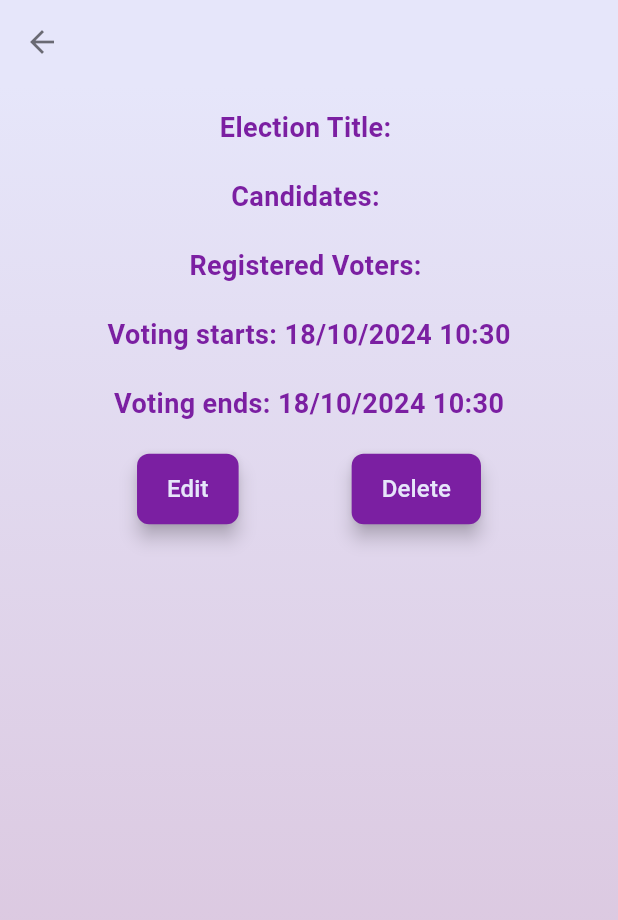
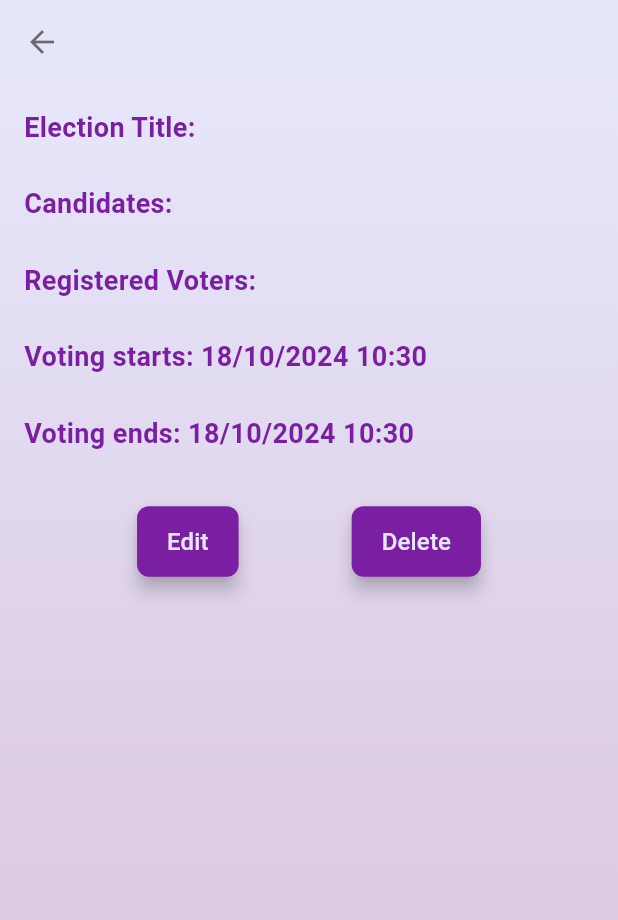
Before and after one commit to Atinuke-Manuels/Easy_Vote, a Flutter app: the ElectionDetailsScreen screen opened directly with empty values, on a phone screen of 412 x 824 dp. Shown: the top 920 px of the screen. Run offline on Flutter 3.47's test engine with Material 3 defaults, Android fonts, the phone set to English and light mode, and no system bars; our stand-ins replace cloud_firestore, firebase_auth, firebase_core, fl_chart, responsive_builder; accounts and stored records are empty; network calls fail.

```diff
--- a/lib/screens/mobile_screens/admin/election_details_screen.dart
+++ b/lib/screens/mobile_screens/admin/election_details_screen.dart
@@ -90,18 +90,18 @@ class ElectionDetailsScreen extends StatelessWidget {
           child: SingleChildScrollView(
             reverse: false,
             child: Column(
-              crossAxisAlignment: CrossAxisAlignment.center,
+              crossAxisAlignment: CrossAxisAlignment.start,
               children: [
                 Text('Election Title: ${election.title}', style: AppTextStyles.headingStyle(context)),
-                const SizedBox(height: 20),
+                const SizedBox(height: 25),
                 Text('Candidates: ${election.candidates.join(', ')}', style: AppTextStyles.headingStyle(context)),
-                const SizedBox(height: 20),
+                const SizedBox(height: 25),
                 Text('Registered Voters: ${election.registeredVoters.join(', ')}', style: AppTextStyles.headingStyle(context)),
-                const SizedBox(height: 20),
+                const SizedBox(height: 25),
                 Text('Voting starts: ${DateFormat('dd/MM/yyyy HH:mm').format(election.startDate)}', style: AppTextStyles.headingStyle(context)),
-                const SizedBox(height: 20),
+                const SizedBox(height: 25),
                 Text('Voting ends: ${DateFormat('dd/MM/yyyy HH:mm').format(election.endDate)}', style: AppTextStyles.headingStyle(context)),
-                const SizedBox(height: 20),
+                const SizedBox(height: 35),
                 Row(
                   mainAxisAlignment: MainAxisAlignment.spaceEvenly,
                   children: [
--- a/lib/screens/mobile_screens/auth/forgot_password_screen.dart
+++ b/lib/screens/mobile_screens/auth/forgot_password_screen.dart
@@ -82,7 +82,7 @@ class _ForgotPasswordScreenState extends State<ForgotPasswordScreen> {
         ),
         child: Center(
           child: Padding(
-            padding: EdgeInsets.only(top:60, right: MediaQuery.of(context).size.width* 0.1, left: MediaQuery.of(context).size.width* 0.1),
+            padding: EdgeInsets.only(top:60, right: MediaQuery.of(context).size.width* 0.025, left: MediaQuery.of(context).size.width* 0.025),
             child: SingleChildScrollView(
               child: Column(
                 mainAxisAlignment: MainAxisAlignment.center,
--- a/lib/screens/mobile_screens/auth/sign_up_screen.dart
+++ b/lib/screens/mobile_screens/auth/sign_up_screen.dart
@@ -131,7 +131,7 @@ class _SignUpScreenState extends State<SignUpScreen> {
             gradient: Provider.of<ThemeProvider>(context).backgroundGradient,
           ),
         child: Padding(
-          padding: EdgeInsets.only(top:60, right: MediaQuery.of(context).size.width* 0.1, left: MediaQuery.of(context).size.width* 0.1),
+          padding: EdgeInsets.only(top:60, right: MediaQuery.of(context).size.width* 0.025, left: MediaQuery.of(context).size.width* 0.025),
           child: SingleChildScrollView(
             reverse: false,
             child: Column(
--- a/lib/screens/mobile_screens/voter/results_screen.dart
+++ b/lib/screens/mobile_screens/voter/results_screen.dart
@@ -22,7 +22,7 @@ class ResultsScreen extends StatelessWidget {
         backgroundColor: Theme.of(context).colorScheme.onPrimaryFixed,
         elevation: 0,),
       body: Container(
-        padding: EdgeInsets.only(top:40, right: MediaQuery.of(context).size.width* 0.1, left: MediaQuery.of(context).size.width* 0.1),
+        padding: EdgeInsets.only(top:40, right: MediaQuery.of(context).size.width* 0.025, left: MediaQuery.of(context).size.width* 0.025),
         width: double.infinity,
         height: double.infinity,
         decoration: BoxDecoration(
--- a/lib/screens/mobile_screens/voter/update_elections_screen.dart
+++ b/lib/screens/mobile_screens/voter/update_elections_screen.dart
@@ -202,7 +202,7 @@ class _UpdateElectionScreenState extends State<UpdateElectionScreen> {
       ),
       body: Center(
         child: Container(
-          padding: EdgeInsets.only(top:40, right: MediaQuery.of(context).size.width* 0.1, left: MediaQuery.of(context).size.width* 0.1),
+          padding: EdgeInsets.only(top:40, right: MediaQuery.of(context).size.width* 0.025, left: MediaQuery.of(context).size.width* 0.025),
           width: double.infinity,
           height: double.infinity,
           decoration: BoxDecoration(
--- a/lib/screens/mobile_screens/voter/voting_screen.dart
+++ b/lib/screens/mobile_screens/voter/voting_screen.dart
@@ -42,7 +42,7 @@ class VotingScreen extends StatelessWidget {
           gradient: Provider.of<ThemeProvider>(context).backgroundGradient,
         ),
         child: Padding(
-          padding: const EdgeInsets.symmetric(horizontal: 14, vertical: 10),
+          padding: EdgeInsets.only(top:40, right: MediaQuery.of(context).size.width* 0.025, left: MediaQuery.of(context).size.width* 0.025),
           child: ListView.builder(
             itemCount: election.candidates.length,
             itemBuilder: (context, index) {
--- a/pubspec.yaml
+++ b/pubspec.yaml
@@ -51,7 +51,7 @@ dev_dependencies:
     sdk: flutter
 
 flutter_launcher_icons:
-  android: launcher_icons
+  android: true
   ios: true
   image_path: assets/appLogo1.png
 
@@ -77,6 +77,7 @@ flutter:
   # To add assets to your application, add an assets section, like this:
   assets:
     - assets/
+    - assets/appLogo1.png
   #   - images/a_dot_burr.jpeg
   #   - images/a_dot_ham.jpeg
 
```
Also changed, not shown: lib/screens/mobile_screens/admin/admin_login_screen.dart (+22 -12 lines), lib/screens/mobile_screens/auth/login_screen.dart (+21 -10 lines), assets/appLogo.jpg (added), assets/appLogo.png (deleted), assets/appLogo2.jpg (added), 5 other files.
